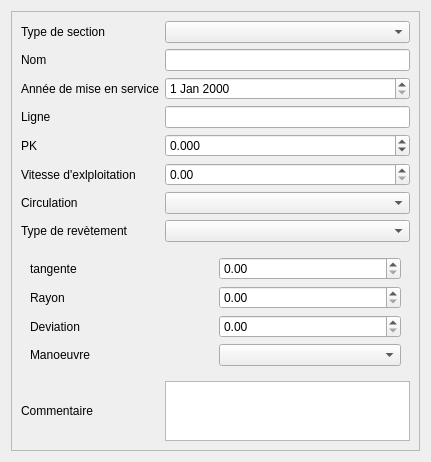
This is Lamia/toolprepro/base2_tramway/lamiabasetramway_infralineaire_tool_ui.ui in Artelia/Lamia as Qt 5 draws it before an edit. The edited form follows.
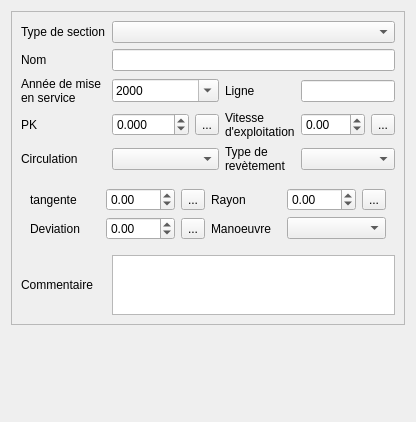
This is the edited form. The open tabs and pages were chosen to show the change.

What changed in the file:
```diff
--- a/Lamia/toolprepro/base2_tramway/lamiabasetramway_infralineaire_tool_ui.ui
+++ b/Lamia/toolprepro/base2_tramway/lamiabasetramway_infralineaire_tool_ui.ui
@@ -6,8 +6,8 @@
    <rect>
     <x>0</x>
     <y>0</y>
-    <width>431</width>
-    <height>444</height>
+    <width>416</width>
+    <height>422</height>
    </rect>
   </property>
   <property name="windowTitle">
@@ -26,16 +26,13 @@
       <enum>QFrame::Raised</enum>
      </property>
      <layout class="QGridLayout" name="gridLayout_5">
-      <item row="9" column="1">
-       <widget class="QTextBrowser" name="textBrowser_commentaire">
-        <property name="maximumSize">
-         <size>
-          <width>16777215</width>
-          <height>60</height>
-         </size>
+      <item row="4" column="0">
+       <widget class="QLabel" name="label_4">
+        <property name="text">
+         <string>PK</string>
         </property>
-        <property name="readOnly">
-         <bool>false</bool>
+        <property name="wordWrap">
+         <bool>true</bool>
         </property>
        </widget>
       </item>
@@ -51,22 +48,8 @@
         <property name="text">
          <string>Nom</string>
         </property>
-       </widget>
-      </item>
-      <item row="1" column="1">
-       <widget class="QLineEdit" name="lineEdit_nom"/>
-      </item>
-      <item row="4" column="0">
-       <widget class="QLabel" name="label_4">
-        <property name="text">
-         <string>PK</string>
-        </property>
-       </widget>
-      </item>
-      <item row="3" column="0">
-       <widget class="QLabel" name="label_3">
-        <property name="text">
-         <string>Ligne</string>
+        <property name="wordWrap">
+         <bool>true</bool>
         </property>
        </widget>
       </item>
@@ -83,44 +66,24 @@
         </property>
        </widget>
       </item>
-      <item row="3" column="1">
-       <widget class="QLineEdit" name="lineEdit_ligne"/>
-      </item>
-      <item row="2" column="1">
-       <widget class="QDateEdit" name="dateEdit_miseservice"/>
-      </item>
       <item row="6" column="0">
        <widget class="QLabel" name="label_7">
         <property name="text">
          <string>Circulation</string>
         </property>
-       </widget>
-      </item>
-      <item row="7" column="0">
-       <widget class="QLabel" name="label_8">
-        <property name="text">
-         <string>Type de revètement</string>
+        <property name="wordWrap">
+         <bool>true</bool>
         </property>
        </widget>
       </item>
-      <item row="5" column="0">
-       <widget class="QLabel" name="label_6">
-        <property name="text">
-         <string>Vitesse d'exlploitation</string>
-        </property>
-       </widget>
-      </item>
-      <item row="6" column="1">
-       <widget class="QComboBox" name="comboBox_circulation"/>
-      </item>
-      <item row="5" column="1">
-       <widget class="QDoubleSpinBox" name="doubleSpinBox_vitessseexploit"/>
-      </item>
       <item row="2" column="0">
        <widget class="QLabel" name="label_2">
         <property name="text">
          <string>Année de mise en service</string>
         </property>
+        <property name="wordWrap">
+         <bool>true</bool>
+        </property>
        </widget>
       </item>
       <item row="0" column="0">
@@ -128,15 +91,91 @@
         <property name="text">
          <string>Type de section</string>
         </property>
+        <property name="wordWrap">
+         <bool>true</bool>
+        </property>
        </widget>
       </item>
-      <item row="0" column="1">
-       <widget class="QComboBox" name="comboBox_typesection"/>
+      <item row="2" column="3">
+       <widget class="QLabel" name="label_3">
+        <property name="text">
+         <string>Ligne</string>
+        </property>
+        <property name="wordWrap">
+         <bool>true</bool>
+        </property>
+       </widget>
       </item>
-      <item row="7" column="1">
+      <item row="6" column="3">
+       <widget class="QLabel" name="label_8">
+        <property name="text">
+         <string>Type de revètement</string>
+        </property>
+        <property name="wordWrap">
+         <bool>true</bool>
+        </property>
+       </widget>
+      </item>
+      <item row="6" column="4" colspan="2">
        <widget class="QComboBox" name="comboBox_typerevet"/>
       </item>
-      <item row="8" column="0" colspan="2">
+      <item row="4" column="4">
+       <widget class="QDoubleSpinBox" name="doubleSpinBox_vitessseexploit">
+        <property name="minimum">
+         <double>-1.000000000000000</double>
+        </property>
+        <property name="maximum">
+         <double>999.000000000000000</double>
+        </property>
+       </widget>
+      </item>
+      <item row="4" column="3">
+       <widget class="QLabel" name="label_6">
+        <property name="text">
+         <string>Vitesse d'exploitation</string>
+        </property>
+        <property name="wordWrap">
+         <bool>true</bool>
+        </property>
+       </widget>
+      </item>
+      <item row="2" column="4" colspan="2">
+       <widget class="QLineEdit" name="lineEdit_ligne"/>
+      </item>
+      <item row="4" column="5">
+       <widget class="QToolButton" name="toolButton_vit">
+        <property name="text">
+         <string>...</string>
+        </property>
+       </widget>
+      </item>
+      <item row="4" column="2">
+       <widget class="QToolButton" name="toolButton_pk">
+        <property name="text">
+         <string>...</string>
+        </property>
+       </widget>
+      </item>
+      <item row="6" column="1" colspan="2">
+       <widget class="QComboBox" name="comboBox_circulation"/>
+      </item>
+      <item row="2" column="1" colspan="2">
+       <widget class="QDateEdit" name="dateEdit_miseservice">
+        <property name="displayFormat">
+         <string>yyyy</string>
+        </property>
+        <property name="calendarPopup">
+         <bool>true</bool>
+        </property>
+       </widget>
+      </item>
+      <item row="0" column="1" colspan="5">
+       <widget class="QComboBox" name="comboBox_typesection"/>
+      </item>
+      <item row="1" column="1" colspan="5">
+       <widget class="QLineEdit" name="lineEdit_nom"/>
+      </item>
+      <item row="8" column="0" colspan="6">
        <widget class="QStackedWidget" name="stackedWidget">
         <property name="currentIndex">
          <number>0</number>
@@ -144,16 +183,10 @@
         <widget class="QWidget" name="page"/>
         <widget class="QWidget" name="page_2">
          <layout class="QGridLayout" name="gridLayout">
-          <item row="1" column="1">
-           <widget class="QDoubleSpinBox" name="doubleSpinBox_rayon"/>
-          </item>
           <item row="2" column="1">
-           <widget class="QDoubleSpinBox" name="doubleSpinBox_deviation"/>
-          </item>
-          <item row="1" column="0">
-           <widget class="QLabel" name="label_10">
-            <property name="text">
-             <string>Rayon</string>
+           <widget class="QDoubleSpinBox" name="doubleSpinBox_deviation">
+            <property name="minimum">
+             <double>-1.000000000000000</double>
             </property>
            </widget>
           </item>
@@ -162,32 +195,96 @@
             <property name="text">
              <string>tangente</string>
             </property>
+            <property name="wordWrap">
+             <bool>true</bool>
+            </property>
            </widget>
           </item>
           <item row="0" column="1">
-           <widget class="QDoubleSpinBox" name="doubleSpinBox_tangente"/>
+           <widget class="QDoubleSpinBox" name="doubleSpinBox_tangente">
+            <property name="minimum">
+             <double>-1.000000000000000</double>
+            </property>
+           </widget>
           </item>
           <item row="2" column="0">
            <widget class="QLabel" name="label_11">
             <property name="text">
              <string>Deviation</string>
             </property>
+            <property name="wordWrap">
+             <bool>true</bool>
+            </property>
            </widget>
           </item>
-          <item row="3" column="0">
+          <item row="2" column="2">
+           <widget class="QToolButton" name="toolButton_deviation">
+            <property name="text">
+             <string>...</string>
+            </property>
+           </widget>
+          </item>
+          <item row="0" column="2">
+           <widget class="QToolButton" name="toolButton_tangente">
+            <property name="text">
+             <string>...</string>
+            </property>
+           </widget>
+          </item>
+          <item row="0" column="4">
+           <widget class="QDoubleSpinBox" name="doubleSpinBox_rayon">
+            <property name="minimum">
+             <double>-1.000000000000000</double>
+            </property>
+           </widget>
+          </item>
+          <item row="0" column="3">
+           <widget class="QLabel" name="label_10">
+            <property name="text">
+             <string>Rayon</string>
+            </property>
+            <property name="wordWrap">
+             <bool>true</bool>
+            </property>
+           </widget>
+          </item>
+          <item row="2" column="3">
            <widget class="QLabel" name="label_12">
             <property name="text">
              <string>Manoeuvre</string>
             </property>
+            <property name="wordWrap">
+             <bool>true</bool>
+            </property>
            </widget>
           </item>
-          <item row="3" column="1">
+          <item row="0" column="5">
+           <widget class="QToolButton" name="toolButton_rayon">
+            <property name="text">
+             <string>...</string>
+            </property>
+           </widget>
+          </item>
+          <item row="2" column="4" colspan="2">
            <widget class="QComboBox" name="comboBox_manoeuvre"/>
           </item>
          </layout>
         </widget>
        </widget>
       </item>
+      <item row="9" column="1" colspan="5">
+       <widget class="QTextBrowser" name="textBrowser_commentaire">
+        <property name="maximumSize">
+         <size>
+          <width>16777215</width>
+          <height>60</height>
+         </size>
+        </property>
+        <property name="readOnly">
+         <bool>false</bool>
+        </property>
+       </widget>
+      </item>
      </layout>
     </widget>
    </item>
```
Left out of the diff: 4 changed lines with no effect on the pictures.
